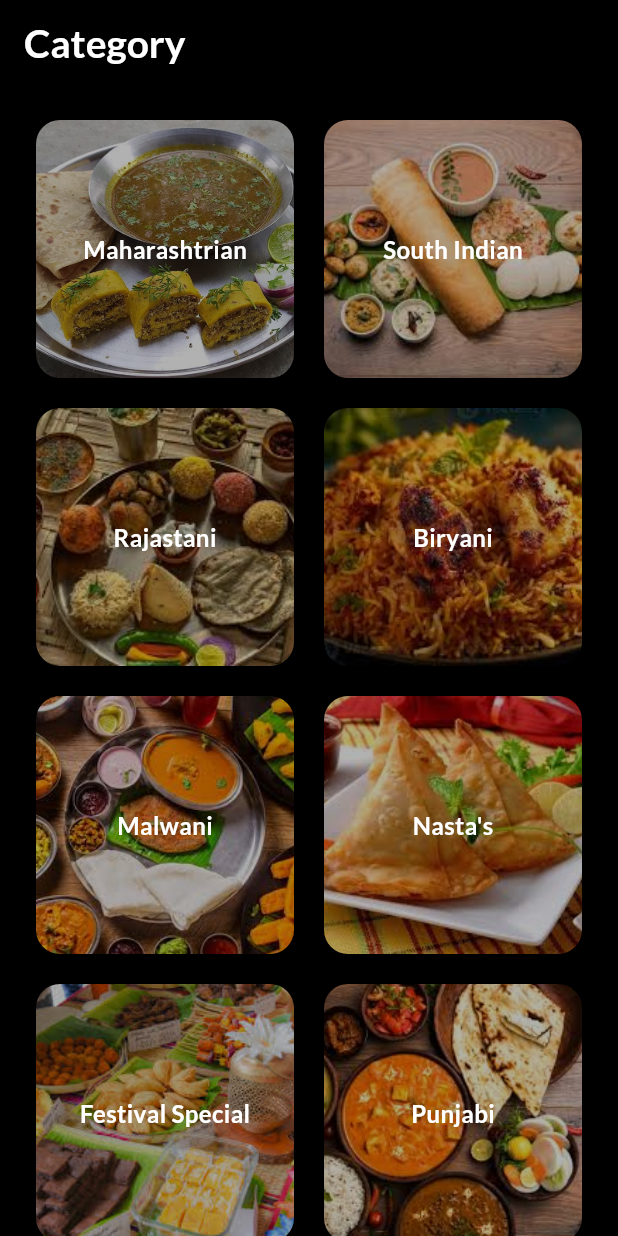
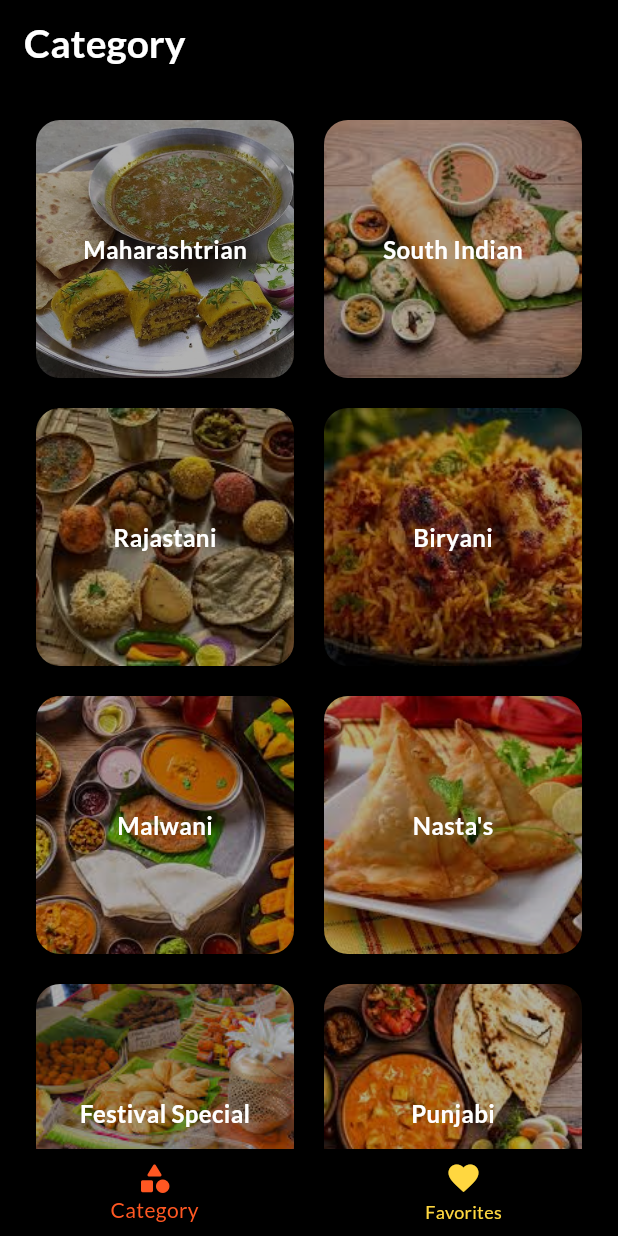
Before and after one commit to AlpitDev26/Meal-App, a Flutter app: the screen it shows after launch, on a phone screen of 412 x 824 dp. Run offline on Flutter 3.47's test engine with Material 3 defaults, Android fonts, the phone set to English and light mode, and no system bars; our stand-ins replace google_fonts.

Commit message:
Implement the Bottom Navigation Bar with Slected Items

```diff
--- a/lib/app.dart
+++ b/lib/app.dart
@@ -1,6 +1,7 @@
 import 'package:flutter/material.dart';
 import 'package:meal_recipe_app/screens/category_screen.dart';
 import 'package:google_fonts/google_fonts.dart';
+import 'package:meal_recipe_app/screens/home_screen.dart';
 
 class MealRecipeApp extends StatelessWidget {
   const MealRecipeApp({super.key});
@@ -19,7 +20,7 @@ class MealRecipeApp extends StatelessWidget {
         )
       ),
       debugShowCheckedModeBanner: false,
-      home: MealAppHomeScreen(),
+      home: HomeScreen(),
     );
   }
 }
--- a/lib/screens/category_screen.dart
+++ b/lib/screens/category_screen.dart
@@ -2,8 +2,8 @@ import 'package:flutter/material.dart';
 import 'package:meal_recipe_app/data/category_data.dart';
 import 'package:meal_recipe_app/screens/meal_screen.dart';
 
-class MealAppHomeScreen extends StatelessWidget {
-  const MealAppHomeScreen({super.key});
+class MealAppCategoryScreen extends StatelessWidget {
+  const MealAppCategoryScreen({super.key});
 
   @override
   Widget build(BuildContext context) {
--- /dev/null
+++ b/lib/screens/favorite_screen.dart
@@ -0,0 +1,17 @@
+import 'package:flutter/material.dart';
+
+class FavoriteScreen extends StatelessWidget {
+  const FavoriteScreen({super.key});
+
+  @override
+  Widget build(BuildContext context) {
+    return const Scaffold(
+      body: Center(
+        child: Text(
+          "This is Favorite Screen",
+          style: TextStyle(color: Colors.amberAccent),
+        ),
+      ),
+    );
+  }
+}
--- /dev/null
+++ b/lib/screens/home_screen.dart
@@ -0,0 +1,43 @@
+import 'package:flutter/material.dart';
+import 'package:meal_recipe_app/screens/category_screen.dart';
+import 'package:meal_recipe_app/screens/favorite_screen.dart';
+
+class HomeScreen extends StatefulWidget {
+  const HomeScreen({super.key});
+
+  @override
+  State<HomeScreen> createState() => _HomeScreenState();
+}
+
+class _HomeScreenState extends State<HomeScreen> {
+  final List<Widget> _screens = [MealAppCategoryScreen(), FavoriteScreen()];
+  int _selectedIndex = 0;
+
+  @override
+  Widget build(BuildContext context) {
+    return Scaffold(
+      body: _screens[_selectedIndex],
+      bottomNavigationBar: BottomNavigationBar(
+        items: [
+          BottomNavigationBarItem(
+            label: "Category",
+            icon: Icon(Icons.category_rounded),
+          ),
+          BottomNavigationBarItem(
+            label: "Favorites",
+            icon: Icon(Icons.favorite),
+          ),
+        ],
+        onTap: (index){
+          setState(() {
+            _selectedIndex = index;
+          });
+        },
+        backgroundColor: Theme.of(context).scaffoldBackgroundColor,
+        selectedItemColor: Colors.deepOrange,
+        unselectedItemColor: Colors.amberAccent,
+        currentIndex: _selectedIndex,
+      ),
+    );
+  }
+}
```
